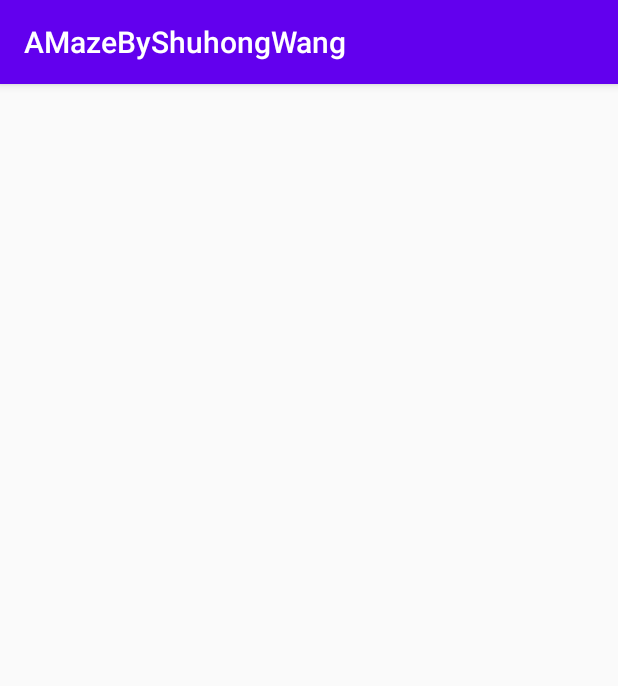
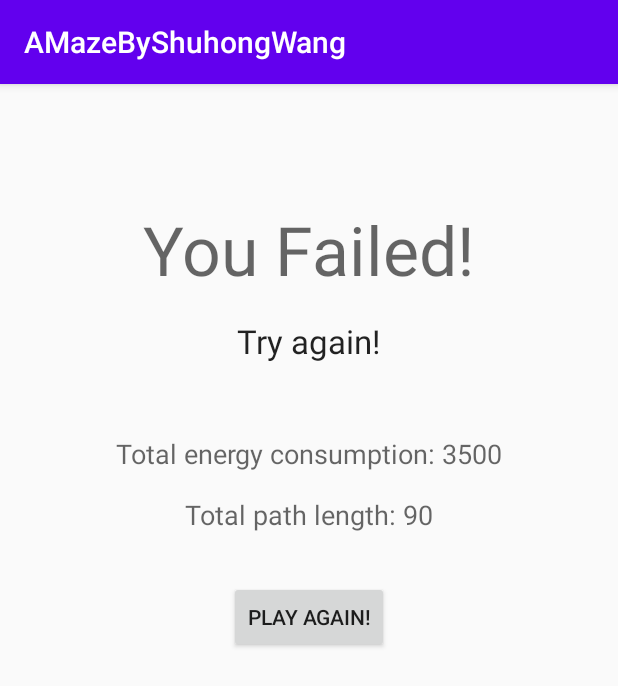
Before and after one commit to andywangyzfh/AMazeByShuhongWang, an Android app: the LosingActivity screen opened directly, with no data from a screen before it, on a phone screen of 412 x 824 dp. Shown: the top 686 px of the screen. Run offline under Robolectric (Android 15) with nearby library versions, the phone set to English and light mode, and no system bars.

Commit message:
Drew UI for losing state

```diff
--- a/app/src/main/res/layout/activity_losing.xml
+++ b/app/src/main/res/layout/activity_losing.xml
@@ -6,4 +6,57 @@
     android:layout_height="match_parent"
     tools:context=".gui.LosingActivity">
 
+    <TextView
+        android:id="@+id/textView10"
+        android:layout_width="wrap_content"
+        android:layout_height="wrap_content"
+        android:layout_marginTop="80dp"
+        android:text="You Failed!"
+        android:textAppearance="@style/TextAppearance.AppCompat.Display2"
+        app:layout_constraintEnd_toEndOf="parent"
+        app:layout_constraintStart_toStartOf="parent"
+        app:layout_constraintTop_toTopOf="parent" />
+
+    <TextView
+        android:id="@+id/textView15"
+        android:layout_width="wrap_content"
+        android:layout_height="wrap_content"
+        android:layout_marginTop="16dp"
+        android:text="Try again!"
+        android:textAppearance="@style/TextAppearance.AppCompat.Large"
+        app:layout_constraintEnd_toEndOf="parent"
+        app:layout_constraintStart_toStartOf="parent"
+        app:layout_constraintTop_toBottomOf="@+id/textView10" />
+
+    <TextView
+        android:id="@+id/txt_energy_consumption"
+        android:layout_width="wrap_content"
+        android:layout_height="wrap_content"
+        android:layout_marginTop="48dp"
+        android:text="Total energy consumption: 3500"
+        android:textAppearance="@style/TextAppearance.AppCompat.Medium"
+        app:layout_constraintEnd_toEndOf="parent"
+        app:layout_constraintStart_toStartOf="parent"
+        app:layout_constraintTop_toBottomOf="@+id/textView15" />
+
+    <TextView
+        android:id="@+id/txt_path_length"
+        android:layout_width="wrap_content"
+        android:layout_height="wrap_content"
+        android:layout_marginTop="16dp"
+        android:text="Total path length: 90"
+        android:textAppearance="@style/TextAppearance.AppCompat.Medium"
+        app:layout_constraintEnd_toEndOf="parent"
+        app:layout_constraintStart_toStartOf="parent"
+        app:layout_constraintTop_toBottomOf="@+id/txt_energy_consumption" />
+
+    <Button
+        android:id="@+id/button_play_again"
+        android:layout_width="wrap_content"
+        android:layout_height="wrap_content"
+        android:layout_marginTop="32dp"
+        android:text="Play Again!"
+        app:layout_constraintEnd_toEndOf="parent"
+        app:layout_constraintStart_toStartOf="parent"
+        app:layout_constraintTop_toBottomOf="@+id/txt_path_length" />
 </androidx.constraintlayout.widget.ConstraintLayout>
```
